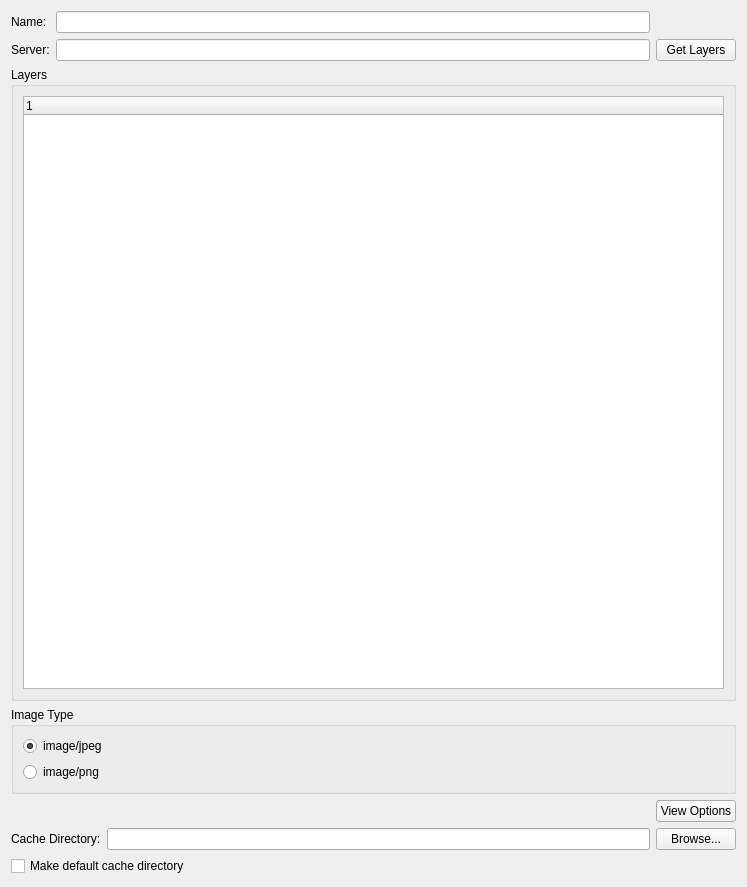
Before: the Qt Designer form Minerva/Plugins/WmsLayerQt/WmsWidget.ui in perryiv/cadkit, drawn with Qt 5.
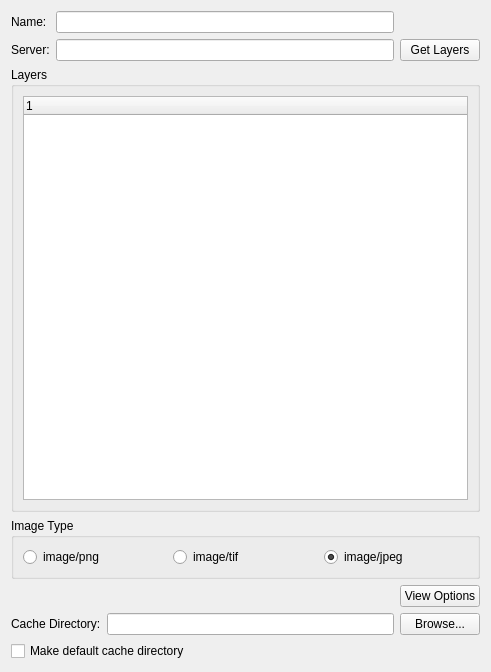
After: the same form once the commit is applied.

Commit message: -- Fixing bug with orientation of collada models. -- Moving algorithms to own namespace. -- Adding tif button to WMS dialog.

Patch:
```diff
--- a/Minerva/Plugins/WmsLayerQt/WmsWidget.ui
+++ b/Minerva/Plugins/WmsLayerQt/WmsWidget.ui
@@ -5,8 +5,8 @@
    <rect>
     <x>0</x>
     <y>0</y>
-    <width>747</width>
-    <height>887</height>
+    <width>491</width>
+    <height>672</height>
    </rect>
   </property>
   <property name="windowTitle" >
@@ -67,7 +67,21 @@
      <property name="title" >
       <string>Image Type</string>
      </property>
-     <layout class="QVBoxLayout" >
+     <layout class="QHBoxLayout" >
+      <item>
+       <widget class="QRadioButton" name="_pngButton" >
+        <property name="text" >
+         <string>image/png</string>
+        </property>
+       </widget>
+      </item>
+      <item>
+       <widget class="QRadioButton" name="_tifButton" >
+        <property name="text" >
+         <string>image/tif</string>
+        </property>
+       </widget>
+      </item>
       <item>
        <widget class="QRadioButton" name="_jpegButton" >
         <property name="text" >
@@ -78,13 +92,6 @@
         </property>
        </widget>
       </item>
-      <item>
-       <widget class="QRadioButton" name="_pngButton" >
-        <property name="text" >
-         <string>image/png</string>
-        </property>
-       </widget>
-      </item>
      </layout>
     </widget>
    </item>
```
The commit also changes 12 other files.
